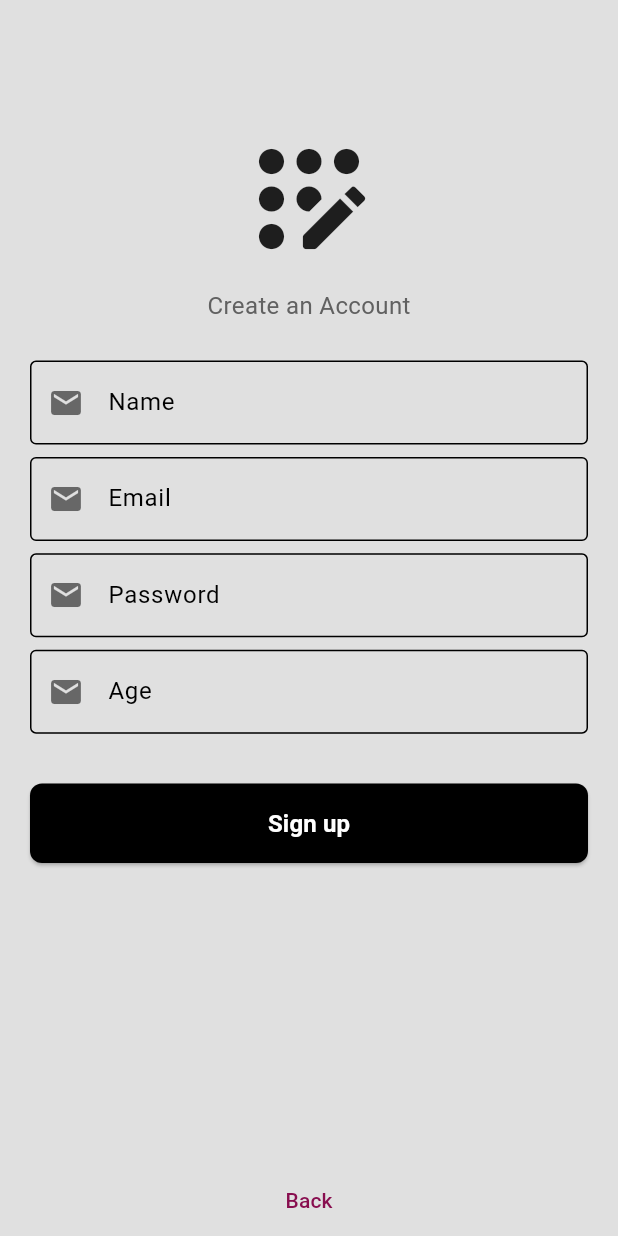
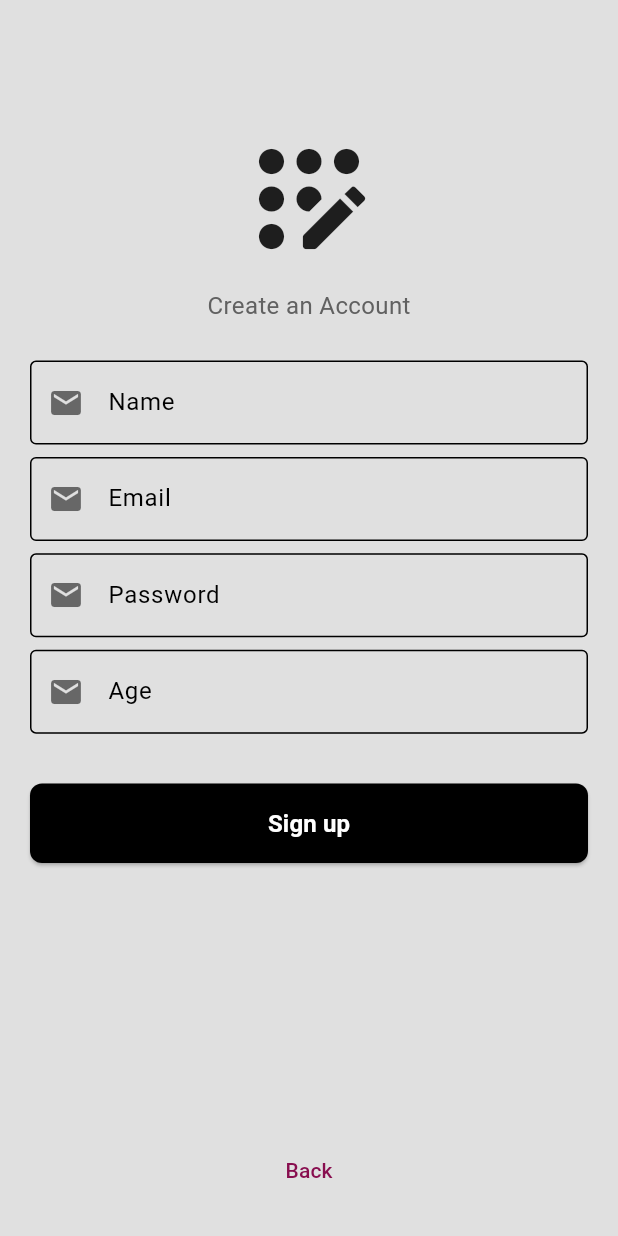
Before and after one commit to MuhammadAhmadSaaim/mood-tracker, a Flutter app: the screen it shows after launch, after a tap on "Register Now", on a phone screen of 412 x 824 dp. Run offline on Flutter 3.47's test engine with Material 3 defaults, Android fonts, the phone set to English and light mode, and no system bars; our stand-ins replace firebase_core; accounts and stored records are empty.

Commit message:
Re Designed widgets and corrected ui

```diff
--- a/lib/Screens/Authentication/login_screen.dart
+++ b/lib/Screens/Authentication/login_screen.dart
@@ -1,5 +1,6 @@
 import 'package:flutter/cupertino.dart';
 import 'package:flutter/material.dart';
+import 'package:moodtracker/Screens/Authentication/forget_pass.dart';
 import 'package:moodtracker/Screens/Authentication/signup_screen.dart';
 import 'package:moodtracker/Screens/temp.dart';
 
@@ -49,6 +50,8 @@ class _LoginPageState extends State<LoginPage> {
           child: Center(
             child: Container(
               padding: EdgeInsets.only(left: 20, right: 20),
+              child: Form(
+                key: formValidationKey,
                 child: Column(
                   children: [
                     SizedBox(
@@ -112,9 +115,14 @@ class _LoginPageState extends State<LoginPage> {
                     Row(
                       mainAxisAlignment: MainAxisAlignment.end,
                       children: [
-                      Text(
+                        TextButton(
+                          onPressed: (){
+                            Navigator.of(context).push(MaterialPageRoute(builder: (_)=>ForgetPass()));
+                          },
+                          child: Text(
                             "Forget Password?",
                             style: TextStyle(color: Colors.grey[600]),
+                          ),
                         ),
                       ],
                     ),
@@ -157,6 +165,7 @@ class _LoginPageState extends State<LoginPage> {
             ),
           ),
         ),
+      ),
     );
   }
 }
--- a/lib/Screens/Authentication/signup_screen.dart
+++ b/lib/Screens/Authentication/signup_screen.dart
@@ -14,6 +14,8 @@ class SignupScreen extends StatefulWidget {
 }
 
 class _SignupScreenState extends State<SignupScreen> {
+  final formValidationKey = GlobalKey<FormState>();
+
   //controllers
   final TextEditingController emailController = TextEditingController();
 
@@ -23,11 +25,7 @@ class _SignupScreenState extends State<SignupScreen> {
 
   final TextEditingController ageController = TextEditingController();
 
-
-  void signUpUser() {
-
-
-  }
+  void signUpUser() {}
 
   @override
   Widget build(BuildContext context) {
@@ -38,10 +36,12 @@ class _SignupScreenState extends State<SignupScreen> {
           child: Center(
             child: Container(
               padding: EdgeInsets.only(left: 20, right: 20),
+              child: Form(
+                key: formValidationKey,
                 child: Column(
                   children: [
                     SizedBox(
-                    height: mq.height *.1,
+                      height: mq.height * .1,
                     ),
                     //logo
                     const Icon(
@@ -73,7 +73,9 @@ class _SignupScreenState extends State<SignupScreen> {
                         return null; // Return null if validation passes
                       },
                     ),
-                  SizedBox(height: mq.height*.01,),
+                    SizedBox(
+                      height: mq.height * .01,
+                    ),
                     AuthTextField(
                       controller: emailController,
                       labelText: 'Email',
@@ -88,7 +90,9 @@ class _SignupScreenState extends State<SignupScreen> {
                         return null; // Return null if validation passes
                       },
                     ),
-                  SizedBox(height: mq.height*.01,),
+                    SizedBox(
+                      height: mq.height * .01,
+                    ),
                     AuthTextField(
                       controller: passwordController,
                       labelText: 'Password',
@@ -103,7 +107,9 @@ class _SignupScreenState extends State<SignupScreen> {
                         return null; // Return null if validation passes
                       },
                     ),
-                  SizedBox(height: mq.height*.01,),
+                    SizedBox(
+                      height: mq.height * .01,
+                    ),
                     AuthTextField(
                       controller: ageController,
                       labelText: 'Age',
@@ -118,7 +124,9 @@ class _SignupScreenState extends State<SignupScreen> {
                         return null; // Return null if validation passes
                       },
                     ),
-                  SizedBox(height: mq.height*.01,),
+                    SizedBox(
+                      height: mq.height * .01,
+                    ),
                     //username
 
                     const SizedBox(
@@ -132,6 +140,7 @@ class _SignupScreenState extends State<SignupScreen> {
             ),
           ),
         ),
+      ),
       bottomNavigationBar: customBackButton(
         onPressed: () {
           Navigator.pop(context);
--- a/lib/widgets/authTextfield.dart
+++ b/lib/widgets/authTextfield.dart
@@ -29,25 +29,12 @@ class AuthTextField extends StatelessWidget {
       decoration: InputDecoration(
         labelText: labelText,
         prefixIcon: Icon(prefixIcon, color: Colors.black54),
-        suffixIcon: obscureText
-            ? IconButton(
-          splashColor: Colors.transparent,
-          highlightColor: Colors.transparent,
-          onPressed: () {
-            if (onTogglePasswordVisibility != null) {
-              onTogglePasswordVisibility!(false);
-            }
-          },
-            icon: Icon(
-                Icons.remove_red_eye_outlined,
-                color: obscureText ? Colors.grey : Colors.black)
-        )
-            : null,
+        suffixIcon: null,
         labelStyle: TextStyle(color: Colors.black),
         iconColor: Colors.grey,
         border: OutlineInputBorder(),
         focusedBorder: OutlineInputBorder(
-          borderSide: BorderSide(color: Colors.black),
+          borderSide: BorderSide(color: Colors.pink.shade900),
         ),
         enabledBorder: OutlineInputBorder(
           borderSide: BorderSide(color: Colors.black),
--- a/lib/widgets/back_button.dart
+++ b/lib/widgets/back_button.dart
@@ -7,11 +7,14 @@ class customBackButton extends StatelessWidget {
 
   @override
   Widget build(BuildContext context) {
-    return TextButton(
-      onPressed: onPressed,
-      child: Text(
-        "Back",
-        style: TextStyle(color: Colors.pink.shade900),
+    return Padding(
+      padding: EdgeInsets.only(bottom: 20),
+      child: TextButton(
+        onPressed: onPressed,
+        child: Text(
+          "Back",
+          style: TextStyle(color: Colors.pink.shade900),
+        ),
       ),
     );
   }
```
Also changed, not shown: lib/Screens/Authentication/forget_pass.dart (added, +69 -0 lines). Lines whose indentation alone changed are shown as unchanged.
